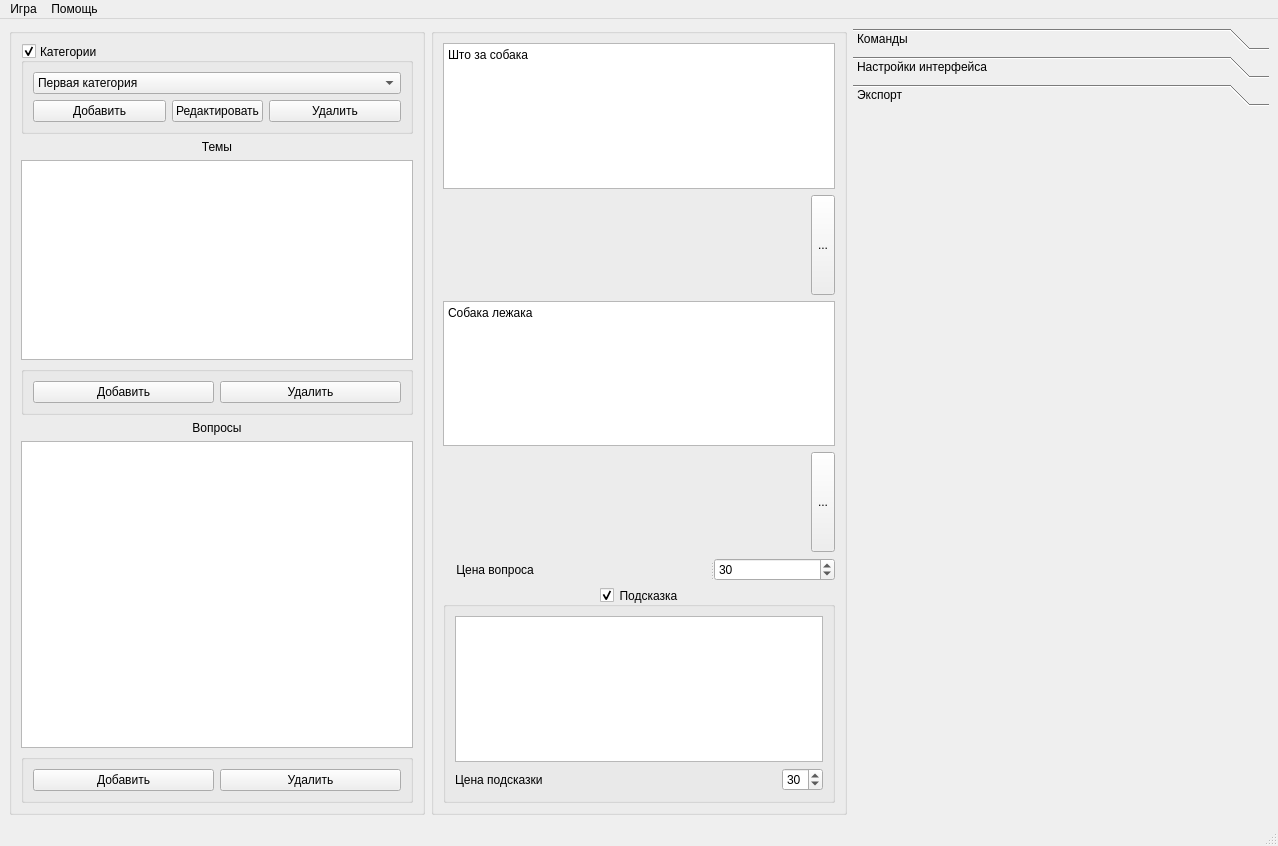
This is backend/mainwindow.ui in leoneii/py_Jeopardy as Qt 5 draws it before an edit. The edited form follows.
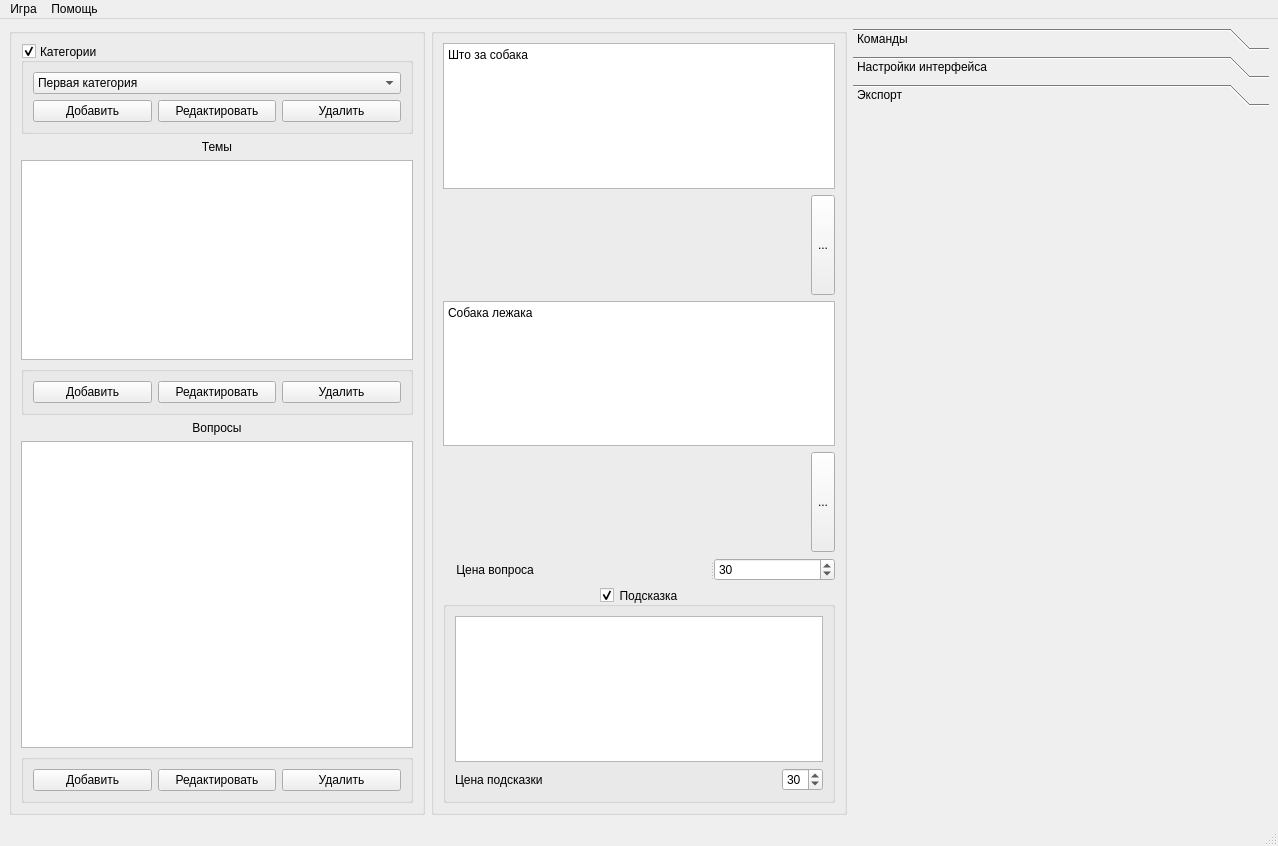
This is the edited form. Icons and pictures are not drawn.

What changed in the file:
```diff
--- a/backend/mainwindow.ui
+++ b/backend/mainwindow.ui
@@ -10,6 +10,12 @@
     <height>846</height>
    </rect>
   </property>
+  <property name="sizePolicy">
+   <sizepolicy hsizetype="Maximum" vsizetype="Preferred">
+    <horstretch>0</horstretch>
+    <verstretch>0</verstretch>
+   </sizepolicy>
+  </property>
   <property name="windowTitle">
    <string>MainWindow</string>
   </property>
@@ -29,6 +35,12 @@
       <layout class="QVBoxLayout" name="verticalLayout">
        <item>
         <widget class="QGroupBox" name="groupBox_Cat">
+         <property name="sizePolicy">
+          <sizepolicy hsizetype="Expanding" vsizetype="Preferred">
+           <horstretch>0</horstretch>
+           <verstretch>0</verstretch>
+          </sizepolicy>
+         </property>
          <property name="title">
           <string>Категории</string>
          </property>
@@ -63,6 +75,12 @@
           </item>
           <item row="1" column="1">
            <widget class="QPushButton" name="pushButton_EditCat">
+            <property name="sizePolicy">
+             <sizepolicy hsizetype="Expanding" vsizetype="Fixed">
+              <horstretch>0</horstretch>
+              <verstretch>0</verstretch>
+             </sizepolicy>
+            </property>
             <property name="text">
              <string>Редактировать</string>
             </property>
@@ -129,6 +147,13 @@
             </property>
            </widget>
           </item>
+          <item>
+           <widget class="QPushButton" name="pushButton_editTheme">
+            <property name="text">
+             <string>Редактировать</string>
+            </property>
+           </widget>
+          </item>
           <item>
            <widget class="QPushButton" name="pushButton_delTheme">
             <property name="text">
@@ -165,6 +190,13 @@
             </property>
            </widget>
           </item>
+          <item>
+           <widget class="QPushButton" name="pushButton_editQ">
+            <property name="text">
+             <string>Редактировать</string>
+            </property>
+           </widget>
+          </item>
           <item>
            <widget class="QPushButton" name="pushButton_delQ">
             <property name="text">
```
